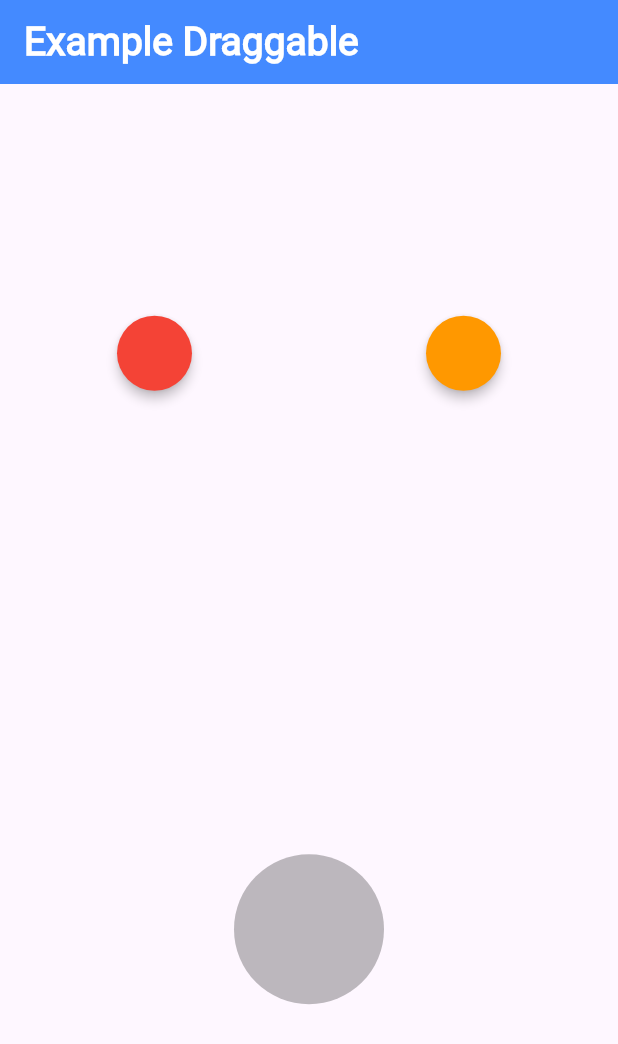
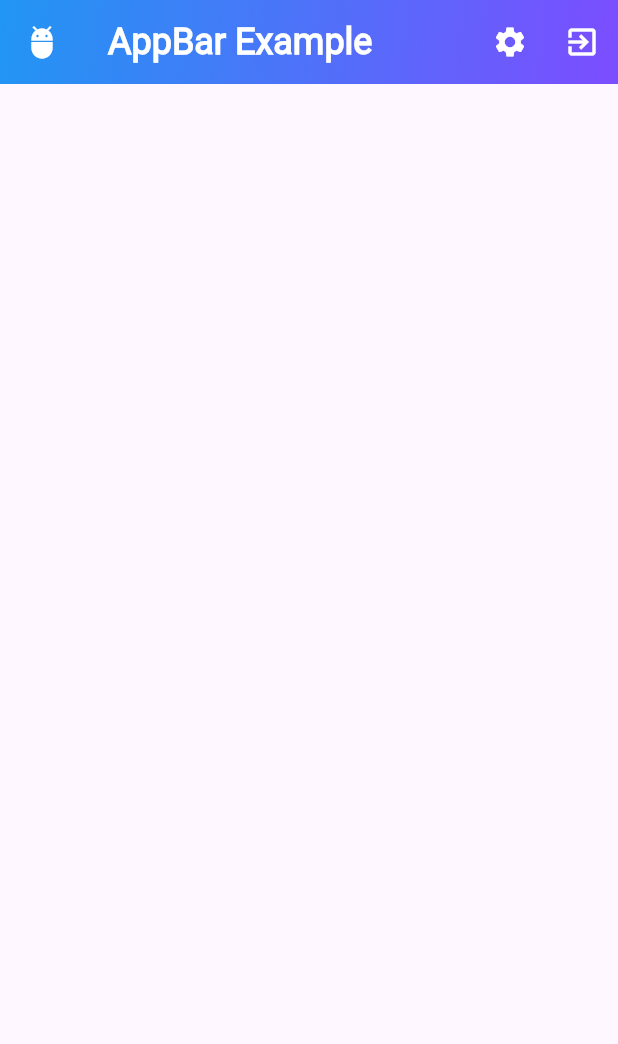
Before and after one commit to ElvinMustianto/Example-Flutter, a Flutter app: the screen it shows after launch, on a phone screen of 412 x 824 dp. Shown: the top 1044 px of the screen. Run offline on Flutter 3.47's test engine with Material 3 defaults, Android fonts, the light colour scheme and no system bars.

Commit message:
add example multiple page and modification appbar

```diff
--- /dev/null
+++ b/lib/example/app_bar.dart
@@ -0,0 +1,42 @@
+import 'package:flutter/material.dart';
+
+class AppBarIcons extends StatelessWidget {
+  const AppBarIcons({super.key});
+
+  @override
+  Widget build(BuildContext context) {
+    return MaterialApp(
+      home: Scaffold(
+        appBar: AppBar(
+          leading: const Icon(Icons.adb, color: Colors.white),
+          title: const Text(
+            "AppBar Example",
+            style: TextStyle(
+                fontSize: 24, fontWeight: FontWeight.w600, color: Colors.white),
+          ),
+          actions: [
+            IconButton(
+                onPressed: () {},
+                icon: const Icon(
+                  Icons.settings,
+                  color: Colors.white,
+                )),
+            IconButton(
+                onPressed: () {},
+                icon: const Icon(
+                  Icons.exit_to_app,
+                  color: Colors.white,
+                ))
+          ],
+          flexibleSpace: Container(
+            decoration: const BoxDecoration(
+                gradient: LinearGradient(
+                    colors: [Colors.blue, Colors.deepPurpleAccent],
+                    begin: FractionalOffset.topLeft,
+                    end: FractionalOffset.bottomRight)),
+          ),
+        ),
+      ),
+    );
+  }
+}
--- a/lib/main.dart
+++ b/lib/main.dart
@@ -1,10 +1,5 @@
-import 'package:exampleflutter/example/animated_gesture.dart';
-import 'package:exampleflutter/example/draggable.dart';
-import 'package:exampleflutter/example/flexible_layout.dart';
-import 'package:exampleflutter/example/iamge_widget.dart';
-import 'package:exampleflutter/example/list_view.dart';
-import 'package:exampleflutter/example/spacer_widget.dart';
-import 'package:exampleflutter/example/stack_widget.dart';
+import 'package:exampleflutter/example/app_bar.dart';
+import 'package:exampleflutter/example/multiplePage/login_page.dart';
 import 'package:flutter/material.dart';
 
 void main() {
@@ -19,7 +14,7 @@ class MyApp extends StatelessWidget {
     return const MaterialApp(
       title:"Latihan Flutter",
       debugShowCheckedModeBanner: false,
-      home:ExampleDraggable(),
+      home:AppBarIcons(),
     );
   }
 }
```
Also changed, not shown: lib/example/multiplePage/login_page.dart (added, +22 -0 lines), lib/example/multiplePage/main_page.dart (added, +30 -0 lines), lib/example/multiplePage/second_page.dart (added, +27 -0 lines).
